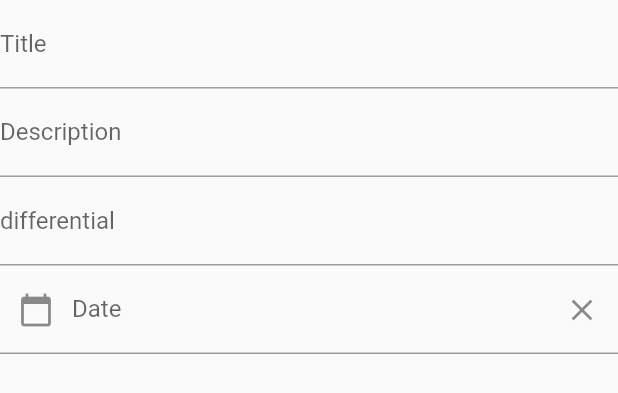
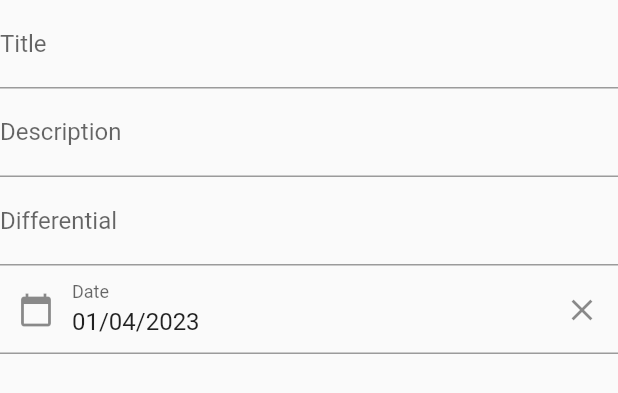
Before and after one commit to marco-rozo/tourist-spots-manager, a Flutter app: the ContentFormDialog widget shown alone on an empty page, opened directly, on a phone screen of 412 x 824 dp. Shown: the top 393 px of the screen. Run offline on Flutter 3.47's test engine with Material 2 defaults, Android fonts, the phone set to English and light mode, and no system bars.

Commit message:
define field value in init state

```diff
--- a/lib/widgets/content_form_dialog.dart
+++ b/lib/widgets/content_form_dialog.dart
@@ -24,6 +24,8 @@ class ContentFormDialogState extends State<ContentFormDialog> {
   @override
   void initState() {
     super.initState();
+    dateTEControler.text = _dateFormat.format(DateTime.now());
+
     if (widget.currentAttraction != null) {
       descriptionTEController.text = widget.currentAttraction!.description;
       titleTEController.text = widget.currentAttraction!.title;
@@ -62,7 +64,7 @@ class ContentFormDialogState extends State<ContentFormDialog> {
           ),
           TextFormField(
             controller: differentialTEController,
-            decoration: InputDecoration(labelText: 'differential'),
+            decoration: InputDecoration(labelText: 'Differential'),
           ),
           TextFormField(
             controller: dateTEControler,
```
